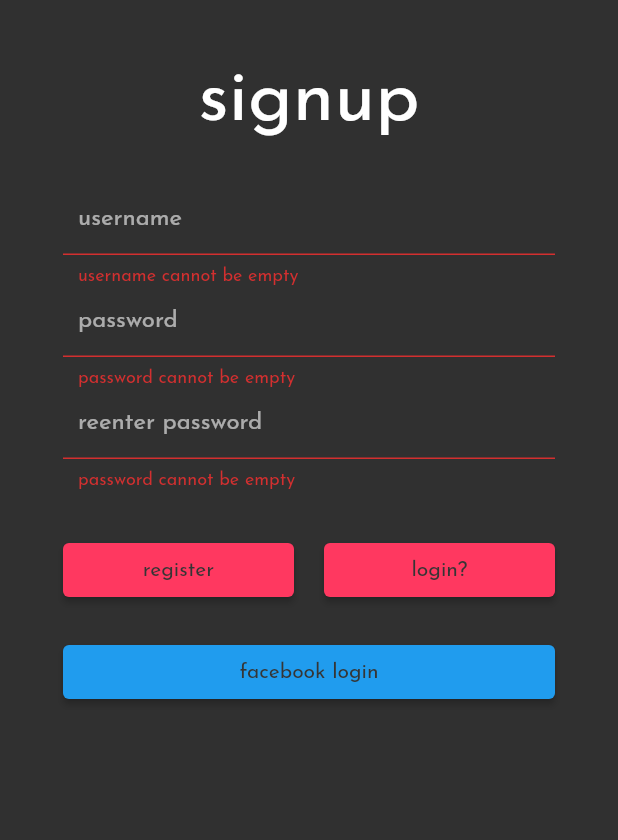
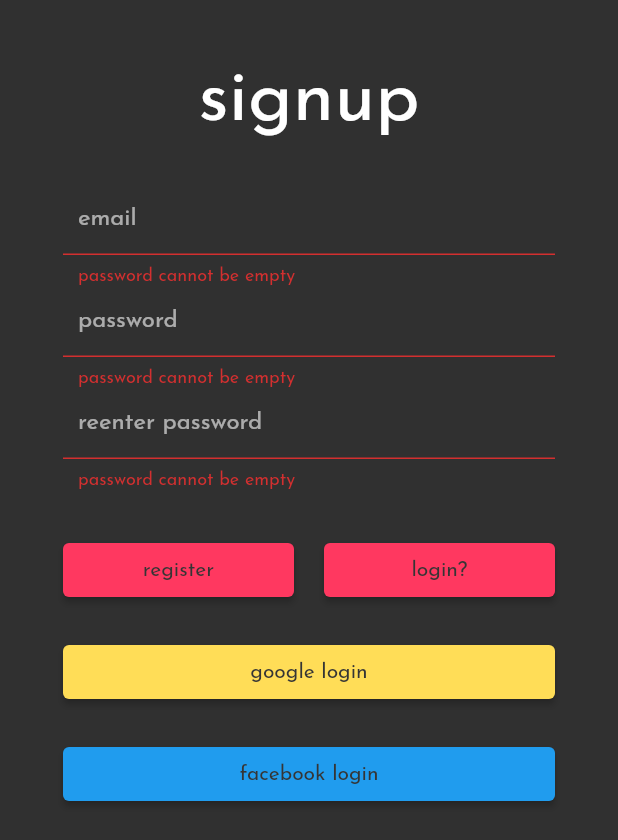
Before and after one commit to partnercloudsupport/Shannon, a Flutter app: the screen it shows after launch, after a tap on "login", after a tap on "signup?", after a tap on "register", on a phone screen of 412 x 824 dp. Shown: the top 840 px of the screen. Run offline on Flutter 3.47's test engine with Material 2 defaults, Android fonts, the phone set to English and light mode, and no system bars; our stand-ins replace cloud_firestore, email_validator, firebase_auth, geolocator, shared_preferences; accounts and stored records are empty.

Commit message:
Updated strings.

```diff
--- a/lib/globals/strings.dart
+++ b/lib/globals/strings.dart
@@ -1,13 +1,14 @@
 class Strings{
-  String passwordMismatch = "password do not match 😔";
-  String wrongLogin = "wrong email/password, try again 😔";
-  String emailExists = "email already exists, try again 😔";
-  String emptyEmail = "email cannot be empty";
-  String invalidEmail = "email must be of valid format";
-  String emptyPassword = "password cannot be empty";
-  String invalidPassword = "password must be longer than 6 characters";
-  String resetEmail = "an owl has been sent to the email provided 😔";
-  String notfoundEmail = "email not found, please try again 😔";
+  var passwordMismatch = "password do not match 😔";
+  var wrongLogin = "wrong email/password, try again 😔";
+  var emailExists = "email already exists, try again 😔";
+  var emptyEmail = "email cannot be empty";
+  var invalidEmail = "email must be of valid format";
+  var emptyPassword = "password cannot be empty";
+  var invalidPassword = "password must be longer than 6 characters";
+  var resetEmail = "an owl has been sent to the email provided 😔";
+  var notfoundEmail = "email not found, please try again 😔";
 
-  String userPath = "users";
+  var userPath = "users";
+  var options = ['A-Z', 'Z-A', 'Lowest Price First', 'Highest Price First'];
 }
--- a/lib/handler/login_handler.dart
+++ b/lib/handler/login_handler.dart
@@ -3,9 +3,10 @@ import 'package:firebase_auth/firebase_auth.dart';
 import 'package:cloud_firestore/cloud_firestore.dart';
 import 'package:shannon/feed_page.dart';
 import 'package:shannon/feed_page.dart';
+import 'package:shannon/globals/strings.dart';
 
 class LoginHandler {
-  var path = "users";
+  Strings string = new Strings();
   // GoogleSignIn _googleSignIn = new GoogleSignIn(scopes: [
   //   'email',
   //   'https://www.googleapis.com/auth/contacts.readonly',
@@ -36,19 +37,17 @@ class LoginHandler {
         .signInWithEmailAndPassword(email: email, password: password)
         .then((response) async {
       prefs.setString("uid", response.uid);
-      prefs.setString("email", email);
       print(response.uid);
       await Firestore.instance
-          .collection(path)
+          .collection(string.userPath)
           .document(response.uid)
           .get()
           .then((doc) {
         if (doc.exists) {
-          print("doc exists");
           prefs.setString("username", doc.data["username"]);
+          prefs.setString("flair", doc.data["flair"]);
           value = 1;
         } else {
-          print("doc dont exists");
           value = 0;
         }
       });
@@ -68,7 +67,6 @@ class LoginHandler {
         .createUserWithEmailAndPassword(email: email, password: password)
         .then((response) {
       prefs.setString("uid", response.uid);
-      prefs.setString("email", email);
     }).whenComplete(() {
       value = true;
     }).catchError((e) {
--- a/lib/handler/post_handler.dart
+++ b/lib/handler/post_handler.dart
@@ -9,7 +9,9 @@ class PostHandler {
     final prefs = await SharedPreferences.getInstance();
 
     Position position = await Geolocator()
-        .getCurrentPosition(desiredAccuracy: LocationAccuracy.high);
+        .getCurrentPosition(desiredAccuracy: LocationAccuracy.high).catchError((e){
+          print(e.toString());
+        });
 
     print(position.latitude);
     print(position.longitude);
--- a/lib/landing_page.dart
+++ b/lib/landing_page.dart
@@ -28,6 +28,7 @@ class _LandingPage extends State<LandingPage> with TickerProviderStateMixin {
   @override
   Widget build(BuildContext context) {
     return Scaffold(
+      resizeToAvoidBottomPadding: false,
       body: TabBarView(
         controller: tabController,
         children: widgetList.map((e) {
--- a/lib/login_page.dart
+++ b/lib/login_page.dart
@@ -96,7 +96,10 @@ class _LoginPage extends State<LoginPage> {
         loginHandler.register(_username, _password).then((response) {
           toggle();
           if (response) {
-            //       Navigator.pop(context);
+            Navigator.push(
+              context,
+              MaterialPageRoute(builder: (context) => EditorPage()),
+            );
           } else {
             loginFormKey.currentState.reset();
             buildScaffold(
@@ -141,15 +144,15 @@ class _LoginPage extends State<LoginPage> {
       case FormType.login:
         return [
           TextFormField(
-            keyboardType: TextInputType.text,
+            keyboardType: TextInputType.emailAddress,
             autocorrect: false,
             controller: userController,
             validator: (val) {
               if (val.isEmpty) {
-                return "username cannot be empty";
+                return string.emptyEmail;
               }
-              if (val.length < 6) {
-                return "username must be longer than 6 characters";
+              if (!EmailValidator.validate(val)) {
+                return string.invalidEmail;
               }
             },
             onSaved: (val) => _username = val,
@@ -157,7 +160,7 @@ class _LoginPage extends State<LoginPage> {
               WhitelistingTextInputFormatter(RegExp("[a-zA-Z0-9!.-_]")),
             ],
             decoration: InputDecoration(
-              hintText: "username",
+              hintText: "email",
               contentPadding: EdgeInsets.all(10.0),
             ),
           ),
@@ -168,10 +171,10 @@ class _LoginPage extends State<LoginPage> {
             controller: passController,
             validator: (val) {
               if (val.isEmpty) {
-                return "password cannot be empty";
+                return string.emptyPassword;
               }
               if (val.length < 6) {
-                return "password must be longer than 6 characters";
+                return string.invalidPassword;
               }
             },
             onSaved: (val) => _password = val,
@@ -193,15 +196,15 @@ class _LoginPage extends State<LoginPage> {
       case FormType.register:
         return [
           TextFormField(
-            keyboardType: TextInputType.text,
+            keyboardType: TextInputType.emailAddress,
             autocorrect: false,
             controller: userController,
             validator: (val) {
               if (val.isEmpty) {
-                return "username cannot be empty";
+                return string.emptyPassword;
               }
-              if (val.length < 6) {
-                return "username must be longer than 6 characters";
+              if (!EmailValidator.validate(val)) {
+                return string.invalidEmail;
               }
             },
             onSaved: (val) => _username = val,
@@ -209,7 +212,7 @@ class _LoginPage extends State<LoginPage> {
               WhitelistingTextInputFormatter(RegExp("[a-zA-Z0-9!.-_]")),
             ],
             decoration: InputDecoration(
-              hintText: "username",
+              hintText: "email",
               contentPadding: EdgeInsets.all(10.0),
             ),
           ),
@@ -220,10 +223,10 @@ class _LoginPage extends State<LoginPage> {
             controller: passController,
             validator: (val) {
               if (val.isEmpty) {
-                return "password cannot be empty";
+                return string.emptyPassword;
               }
               if (val.length < 6) {
-                return "password must be longer than 6 characters";
+                return string.invalidPassword;
               }
             },
             onSaved: (val) => _password = val,
@@ -242,10 +245,10 @@ class _LoginPage extends State<LoginPage> {
             controller: validPassController,
             validator: (val) {
               if (val.isEmpty) {
-                return "password cannot be empty";
+                return string.emptyPassword;
               }
               if (val.length < 6) {
-                return "password must be longer than 6 characters";
+                return string.invalidPassword;
               }
             },
             onSaved: (val) => _validPassword = val,
@@ -274,19 +277,19 @@ class _LoginPage extends State<LoginPage> {
         return [
           Expanded(
               child:
-                  longButton("login", "RED", _enabled ? submit : null, false)),
+                  longButton("login", "RED", _enabled ? submit : null)),
           Expanded(
               child: longButton(
-                  "signup?", "RED", _enabled ? moveToRegister : null, false)),
+                  "signup?", "RED", _enabled ? moveToRegister : null)),
         ];
       case FormType.register:
         return [
           Expanded(
               child: longButton(
-                  "register", "RED", _enabled ? submit : null, false)),
+                  "register", "RED", _enabled ? submit : null)),
           Expanded(
               child: longButton(
-                  "login?", "RED", _enabled ? moveToLogin : null, false)),
+                  "login?", "RED", _enabled ? moveToLogin : null)),
         ];
       default:
         return null;
@@ -301,8 +304,8 @@ class _LoginPage extends State<LoginPage> {
           Row(
             children: buttons(),
           ),
-          // longButton("google login", "YELLOW", loginHandler.doLogin(), false),
-          longButton("facebook login", "BLUE", () => null, false),
+          longButton("google login", "YELLOW", _enabled ? () => null : null),
+          longButton("facebook login", "BLUE", _enabled ? () => null : null),
         ],
       )),
     );
@@ -317,8 +320,6 @@ class _LoginPage extends State<LoginPage> {
       case FormType.register:
         title = "signup";
         break;
-      default:
-        title = "ohno";
     }
     return Container(
       padding: EdgeInsets.all(10.0),
--- a/lib/widgets/button.dart
+++ b/lib/widgets/button.dart
@@ -1,35 +1,17 @@
 import 'package:flutter/material.dart';
 import 'package:shannon/globals/globals.dart';
 
-// class Button {
-Widget circleButton(icon, color, action){
+Widget circleButton(icon, color, action) {
   return Container(
-    padding: EdgeInsets.all(10.0),
-    child: FloatingActionButton(
-      child: icon,
-      onPressed: action,
-      // foregroundColor: colors[color],
-    )
-  );
+      padding: EdgeInsets.all(10.0),
+      child: FloatingActionButton(
+        child: icon,
+        onPressed: action,
+        // foregroundColor: colors[color],
+      ));
 }
 
-
-// Widget regularButton(text, color, action, textColor) {
-//   return Container(
-//     padding: EdgeInsets.all(10.0),
-//     child: RaisedButton(
-//       onPressed: action,
-//       child: Text(
-//         text,
-//         style: TextStyle(color: textColor ? colors['LIGHT'] : colors['DARK']),
-//       ),
-//       color: colors[color],
-//       shape: RoundedRectangleBorder(borderRadius: BorderRadius.circular(4.0)),
-//     ),
-//   );
-// }
-
-Widget longButton(text, color, action, textColor) {
+Widget longButton(text, color, action) {
   return Container(
     padding: EdgeInsets.all(10.0),
     child: Column(
@@ -39,8 +21,7 @@ Widget longButton(text, color, action, textColor) {
           onPressed: action,
           child: Text(
             text,
-            style:
-                TextStyle(color: textColor ? colors['LIGHT'] : colors['DARK']),
+            style: TextStyle(color: colors['DARK']),
           ),
           color: colors[color],
           shape:
@@ -50,4 +31,3 @@ Widget longButton(text, color, action, textColor) {
     ),
   );
 }
-// }
```
Lines whose indentation alone changed are shown as unchanged.
